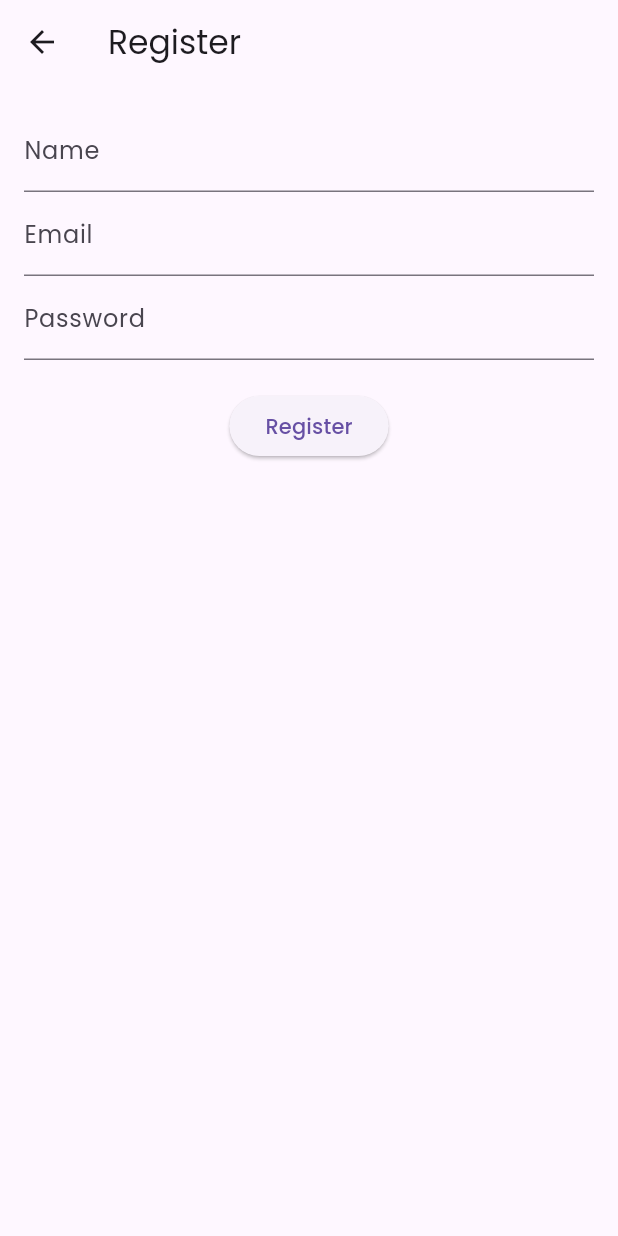
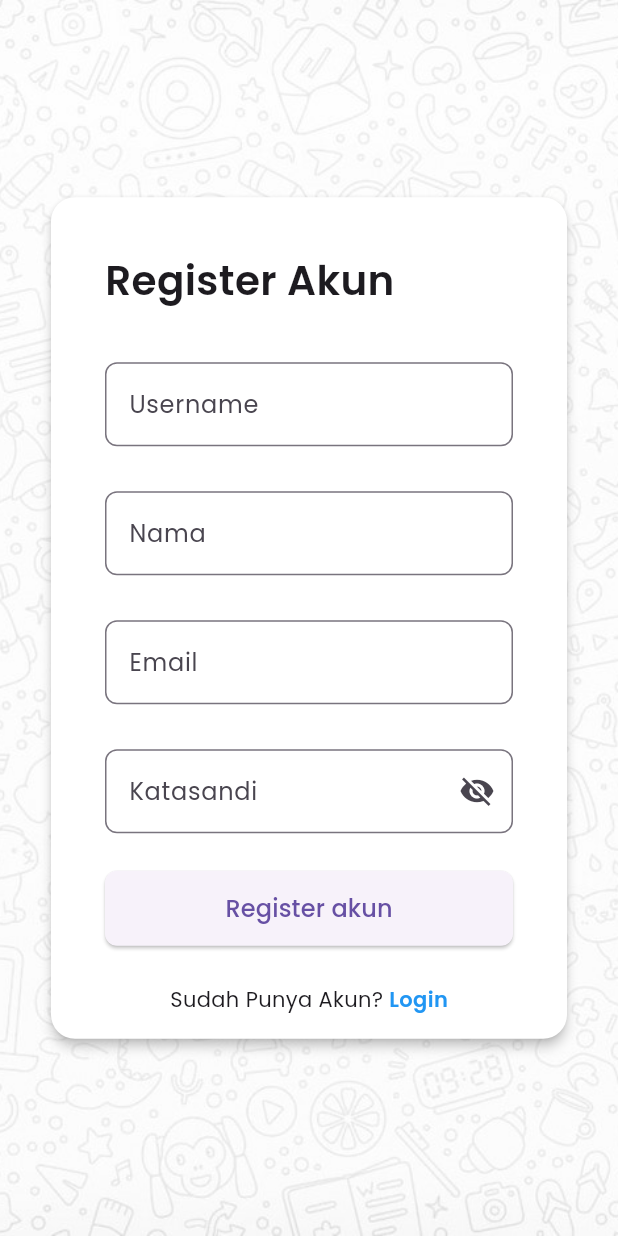
Before and after one commit to hawk-xc/Flutter_e_antrean, a Flutter app: the screen it shows after launch, after a tap on "Register", on a phone screen of 412 x 824 dp. Run offline on Flutter 3.47's test engine with Material 3 defaults, Android fonts, the phone set to English and light mode, and no system bars; our stand-ins replace dio, shared_preferences; network calls fail.

Commit message:
login and registration feature

```diff
--- a/lib/controller/register_controller.dart
+++ b/lib/controller/register_controller.dart
@@ -3,9 +3,11 @@ import '../helpers/api_client.dart';
 class RegisterController {
   final ApiClient _apiClient = ApiClient();
 
-  Future<bool> register(String name, String email, String password) async {
+  Future<bool> register(
+      String username, String name, String email, String password) async {
     try {
       final response = await _apiClient.post('register', {
+        'username': username,
         'name': name,
         'email': email,
         'password': password,
@@ -17,7 +19,7 @@ class RegisterController {
         return false;
       }
     } catch (e) {
-      print('Registration error: $e');
+      // print('Registration error: $e');
       return false;
     }
   }
--- a/lib/main.dart
+++ b/lib/main.dart
@@ -1,6 +1,7 @@
 import 'package:flutter/material.dart';
 // import 'package:flutter_e_service_app/ui/login_page.dart';
 import 'package:flutter_e_service_app/ui/login_view.dart';
+import 'package:flutter_e_service_app/ui/register_view.dart';
 
 void main() => runApp(
       MaterialApp(
@@ -10,6 +11,7 @@ void main() => runApp(
           fontFamily: 'Poppins',
         ),
         // home: LoginScreen(),
+        // home: RegisterView(),
         home: LoginView(),
       ),
     );
--- a/lib/ui/login_view.dart
+++ b/lib/ui/login_view.dart
@@ -18,6 +18,7 @@ class _LoginViewState extends State<LoginView> {
   final TextEditingController _passwordController = TextEditingController();
   final LoginController _loginController = LoginController();
   bool _loading = false; // Penanganan loading state
+  bool _isObscure = true;
 
   // Fungsi untuk menangani tombol login
   Future<void> _handleLogin() async {
@@ -115,13 +116,24 @@ class _LoginViewState extends State<LoginView> {
                             horizontal: 20, vertical: 15),
                         child: TextField(
                           controller: _passwordController,
-                          obscureText: true,
+                          obscureText: _isObscure,
                           decoration: InputDecoration(
-                            labelText: 'Password',
+                            labelText: 'Katasandi',
                             border: OutlineInputBorder(
                               borderRadius: BorderRadius.circular(8),
                             ),
-                            suffixIcon: const Icon(Icons.visibility),
+                            suffixIcon: IconButton(
+                              icon: Icon(
+                                _isObscure
+                                    ? Icons.visibility_off
+                                    : Icons.visibility,
+                              ),
+                              onPressed: () {
+                                setState(() {
+                                  _isObscure = !_isObscure;
+                                });
+                              },
+                            ),
                           ),
                         ),
                       ),
--- a/lib/ui/register_view.dart
+++ b/lib/ui/register_view.dart
@@ -1,5 +1,7 @@
 import 'package:flutter/material.dart';
+import 'package:flutter_e_service_app/ui/login_view.dart';
 import '/controller/register_controller.dart';
+import 'package:flutter_e_service_app/ui/register_view.dart';
 
 class RegisterView extends StatefulWidget {
   @override
@@ -13,6 +15,7 @@ class _RegisterViewState extends State<RegisterView> {
   final TextEditingController _passwordController = TextEditingController();
   final RegisterController _registerController = RegisterController();
   bool _loading = false; // Penanganan loading state
+  bool _isObscure = true;
 
   // Fungsi untuk menangani tombol register
   Future<void> _handleRegister() async {
@@ -26,7 +29,7 @@ class _RegisterViewState extends State<RegisterView> {
     });
 
     bool isRegistered =
-        await _registerController.register(name, email, password);
+        await _registerController.register(username, name, email, password);
 
     setState(() {
       _loading = false; // Menyembunyikan loading indicator
@@ -36,54 +39,169 @@ class _RegisterViewState extends State<RegisterView> {
       // Tampilkan pesan sukses dan navigasi kembali ke layar login
       // ignore: use_build_context_synchronously
       ScaffoldMessenger.of(context).showSnackBar(
-          const SnackBar(content: Text('Registration successful!')));
+          const SnackBar(content: Text('Registrasi sukses, silakan login!')));
       // ignore: use_build_context_synchronously
       Navigator.pop(context);
     } else {
       // Tampilkan pesan kesalahan
       // ignore: use_build_context_synchronously
       ScaffoldMessenger.of(context)
-          .showSnackBar(const SnackBar(content: Text('Registration failed')));
+          .showSnackBar(const SnackBar(content: Text('Registrasi akun galat')));
     }
   }
 
   @override
   Widget build(BuildContext context) {
     return Scaffold(
-      appBar: AppBar(
-        title: Text('Register'),
+      body: Container(
+        decoration: const BoxDecoration(
+          color: Colors.white,
+          image: DecorationImage(
+            opacity: 0.5,
+            image: AssetImage('assets/images/mydoodle.jpg'),
+            fit: BoxFit.cover,
           ),
-      body: Padding(
+        ),
+        child: Center(
+          child: SingleChildScrollView(
+            child: Padding(
+              padding: const EdgeInsets.all(30.0),
+              child: Card(
+                color: Colors.white,
+                elevation: 3,
+                shape: RoundedRectangleBorder(
+                  borderRadius: BorderRadius.circular(16),
+                ),
+                child: Padding(
                   padding: const EdgeInsets.all(16.0),
                   child: Column(
+                    mainAxisSize: MainAxisSize.min,
                     children: [
-            // Kolom input name
-            TextField(
-              controller: _nameController,
-              decoration: InputDecoration(labelText: 'Name'),
+                      Container(
+                        margin: const EdgeInsets.symmetric(
+                            horizontal: 20, vertical: 20),
+                        child: const Row(
+                          children: [
+                            Text(
+                              'Register Akun',
+                              style: TextStyle(
+                                fontSize: 27,
+                                fontWeight: FontWeight.bold,
                               ),
-            // Kolom input email
-            TextField(
-              controller: _emailController,
-              decoration: InputDecoration(labelText: 'Email'),
-            ),
-            // Kolom input password
-            TextField(
-              controller: _passwordController,
-              decoration: InputDecoration(labelText: 'Password'),
-              obscureText: true,
-              onSubmitted: (value) =>
-                  _handleRegister(), // Menambahkan onSubmitted
-            ),
-            SizedBox(height: 20),
-            // Tombol register
-            _loading
-                ? CircularProgressIndicator()
-                : ElevatedButton(
-                    onPressed: _handleRegister,
-                    child: Text('Register'),
                             ),
                           ],
+                        ),
+                      ),
+                      Container(
+                        margin: const EdgeInsets.symmetric(
+                            horizontal: 20, vertical: 15),
+                        child: TextField(
+                          controller: _usernameController,
+                          decoration: InputDecoration(
+                            labelText: 'Username',
+                            border: OutlineInputBorder(
+                              borderRadius: BorderRadius.circular(8),
+                            ),
+                          ),
+                        ),
+                      ),
+                      Container(
+                        margin: const EdgeInsets.symmetric(
+                            horizontal: 20, vertical: 15),
+                        child: TextField(
+                          controller: _nameController,
+                          decoration: InputDecoration(
+                            labelText: 'Nama',
+                            border: OutlineInputBorder(
+                              borderRadius: BorderRadius.circular(8),
+                            ),
+                          ),
+                        ),
+                      ),
+                      Container(
+                        margin: const EdgeInsets.symmetric(
+                            horizontal: 20, vertical: 15),
+                        child: TextField(
+                          controller: _emailController,
+                          decoration: InputDecoration(
+                            labelText: 'Email',
+                            border: OutlineInputBorder(
+                              borderRadius: BorderRadius.circular(8),
+                            ),
+                          ),
+                        ),
+                      ),
+                      Container(
+                        margin: const EdgeInsets.symmetric(
+                            horizontal: 20, vertical: 15),
+                        child: TextField(
+                          controller: _passwordController,
+                          obscureText: _isObscure,
+                          decoration: InputDecoration(
+                            labelText: 'Katasandi',
+                            border: OutlineInputBorder(
+                              borderRadius: BorderRadius.circular(8),
+                            ),
+                            suffixIcon: IconButton(
+                              icon: Icon(
+                                _isObscure
+                                    ? Icons.visibility_off
+                                    : Icons.visibility,
+                              ),
+                              onPressed: () {
+                                setState(() {
+                                  _isObscure = !_isObscure;
+                                });
+                              },
+                            ),
+                          ),
+                        ),
+                      ),
+                      _loading
+                          // ignore: prefer_const_constructors
+                          ? CircularProgressIndicator()
+                          : Container(
+                              margin: const EdgeInsets.symmetric(
+                                  horizontal: 20, vertical: 10),
+                              child: ElevatedButton(
+                                onPressed: _handleRegister,
+                                style: ElevatedButton.styleFrom(
+                                  minimumSize: const Size(double.infinity, 50),
+                                  shape: RoundedRectangleBorder(
+                                    borderRadius: BorderRadius.circular(8),
+                                  ),
+                                ),
+                                child: const Text(
+                                  'Register akun',
+                                  style: TextStyle(fontSize: 16),
+                                ),
+                              ),
+                            ),
+                      const SizedBox(height: 16),
+                      Row(
+                        mainAxisAlignment: MainAxisAlignment.center,
+                        children: [
+                          const Text('Sudah Punya Akun? '),
+                          GestureDetector(
+                            onTap: () {
+                              Navigator.pop(context);
+                            },
+                            child: const Text(
+                              'Login',
+                              style: TextStyle(
+                                color: Colors.blue,
+                                fontWeight: FontWeight.bold,
+                              ),
+                            ),
+                          ),
+                        ],
+                      ),
+                    ],
+                  ),
+                ),
+              ),
+            ),
+          ),
         ),
       ),
     );
```
Lines whose indentation alone changed are shown as unchanged.
